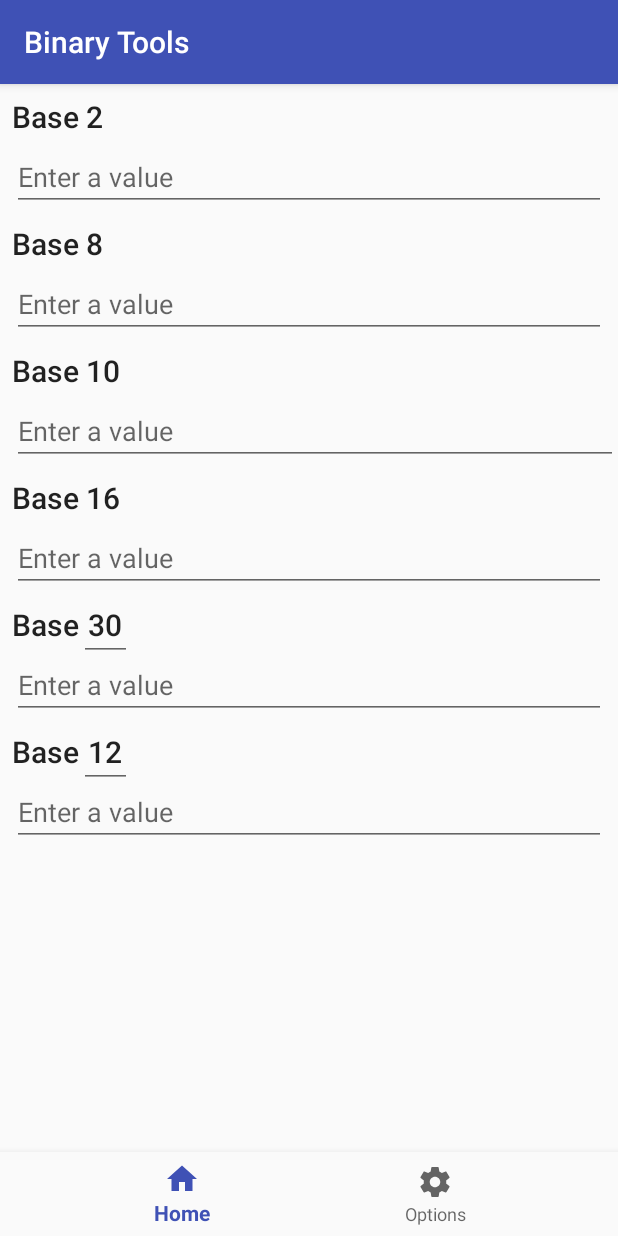
After one commit to daniel-stoneuk/BinaryTools, an Android app: the fragment HomeFragment placed in its activity, on a phone screen of 412 x 824 dp. The commit adds this screen. Run offline under Robolectric (Android 15) with nearby library versions, the phone set to English and light mode, and no system bars; our stand-ins replace ButterKnife, Timber.

Commit message:
Simple Base Conversion Complete

```diff
--- a/app/src/main/AndroidManifest.xml
+++ b/app/src/main/AndroidManifest.xml
@@ -11,7 +11,9 @@
         android:theme="@style/AppTheme">
         <activity
             android:name=".MainActivity"
-            android:label="@string/app_name">
+            android:label="@string/app_name"
+            android:windowSoftInputMode="adjustResize"
+            >
             <intent-filter>
                 <action android:name="android.intent.action.MAIN" />
 
--- /dev/null
+++ b/app/src/main/java/com/danielstone/binarytools/HomeFragment.java
@@ -0,0 +1,252 @@
+package com.danielstone.binarytools;
+
+import android.annotation.SuppressLint;
+import android.arch.lifecycle.Observer;
+import android.arch.lifecycle.ViewModelProviders;
+import android.content.Context;
+import android.os.Bundle;
+import android.support.annotation.Nullable;
+import android.support.design.widget.TextInputLayout;
+import android.support.v4.app.Fragment;
+import android.text.Editable;
+import android.text.TextWatcher;
+import android.view.LayoutInflater;
+import android.view.View;
+import android.view.ViewGroup;
+import android.widget.EditText;
+import android.widget.Toast;
+
+import com.danielstone.binarytools.viewmodel.HomeViewModel;
+
+import java.util.Random;
+
+import butterknife.BindView;
+import butterknife.ButterKnife;
+import butterknife.Unbinder;
+import timber.log.Timber;
+
+
+public class HomeFragment extends Fragment {
+
+    private OnFragmentIL mListener;
+
+    private HomeViewModel model;
+
+    @BindView(R.id.input_base_two)
+    TextInputLayout inputBaseTwo;
+    @BindView(R.id.input_base_eight)
+    TextInputLayout inputBaseEight;
+    @BindView(R.id.input_base_ten)
+    TextInputLayout inputBaseTen;
+    @BindView(R.id.input_base_sixteen)
+    TextInputLayout inputBaseSixteen;
+    @BindView(R.id.input_n1)
+    EditText inputN1;
+    @BindView(R.id.input_base_n1)
+    TextInputLayout inputBaseN1;
+    @BindView(R.id.input_n2)
+    EditText inputN2;
+    @BindView(R.id.input_base_n2)
+    TextInputLayout inputBaseN2;
+
+
+    private Unbinder unbinder;
+
+    public HomeFragment() {
+        // Required empty public constructor
+    }
+
+    public static HomeFragment newInstance() {
+        HomeFragment fragment = new HomeFragment();
+        Bundle args = new Bundle();
+        // no args
+        fragment.setArguments(args);
+        return fragment;
+    }
+
+    @Override
+    public void onCreate(Bundle savedInstanceState) {
+        super.onCreate(savedInstanceState);
+        if (getArguments() != null) {
+            // Get args
+        }
+
+        model = ViewModelProviders.of(getActivity()).get(HomeViewModel.class);
+
+    }
+
+    class MyObserver implements Observer<String> {
+
+        TextInputLayout textInputLayout;
+        int radix;
+
+        public MyObserver(TextInputLayout textInputLayout, int radix) {
+            this.textInputLayout = textInputLayout;
+            this.radix = radix;
+        }
+
+        @Override
+        public void onChanged(@Nullable String s) {
+            if (!textInputLayout.getEditText().isFocused()) {
+                textInputLayout.getEditText().removeTextChangedListener(textWatchers[radix]);
+                textInputLayout.setErrorEnabled(false);
+                textInputLayout.getEditText().setText(s);
+                textInputLayout.getEditText().addTextChangedListener(textWatchers[radix]);
+            }
+        }
+    }
+
+    class MyTextWatcher implements TextWatcher {
+
+        TextInputLayout textInputLayout;
+        int radix = 10;
+
+        public MyTextWatcher(TextInputLayout textInputLayout, int radix) {
+            this.textInputLayout = textInputLayout;
+            this.radix = radix;
+        }
+
+        @Override
+        public void beforeTextChanged(CharSequence s, int start, int count, int after) {
+
+        }
+
+        @Override
+        public void onTextChanged(CharSequence s, int start, int before, int count) {
+
+        }
+
+        @Override
+        public void afterTextChanged(Editable s) {
+            Timber.i("radix: " + radix + " s: " + s);
+            int radix = this.radix;
+            if (this.radix == 37) radix = model.getN1Base();
+            if (this.radix == 38) radix = model.getN2Base();
+            if (!s.toString().isEmpty()) {
+                if (!model.setNewValue(s.toString(), radix)) {
+                    textInputLayout.setError("Invalid Input");
+                } else {
+                    textInputLayout.setErrorEnabled(false);
+                }
+            } else {
+                textInputLayout.setErrorEnabled(false);
+            }
+        }
+    }
+
+    class CustomBaseWatcher implements TextWatcher {
+
+        EditText editText;
+        TextInputLayout inputLayout;
+        int n;
+
+        public CustomBaseWatcher(EditText editText, TextInputLayout inputLayout, int n) {
+            this.editText = editText;
+            this.inputLayout = inputLayout;
+            this.n = n;
+        }
+
+        @Override
+        public void beforeTextChanged(CharSequence s, int start, int count, int after) {
+
+        }
+
+        @Override
+        public void onTextChanged(CharSequence s, int start, int before, int count) {
+
+        }
+
+        @SuppressLint("SetTextI18n")
+        @Override
+        public void afterTextChanged(Editable s) {
+            try {
+                int i = Integer.parseInt(s.toString());
+                if (i > 36) {
+                    editText.setText(Integer.toString(36));
+                    editText.selectAll();
+                } else if (i < 2) {
+                    inputLayout.setEnabled(false);
+                }
+            } catch (Exception e) {
+                Random random = new Random();
+                editText.setText(Integer.toString(random.nextInt(34) + 2));
+                editText.selectAll();
+            }
+            int radix = Integer.parseInt(editText.getText().toString());
+            if (n == 1) {
+                model.setN1Base(radix);
+                model.setNewValue(inputBaseTen.getEditText().getText().toString(), 10);
+            } else {
+                model.setN2Base(radix);
+                model.setNewValue(inputBaseTen.getEditText().getText().toString(), 10);
+            }
+            if (radix > 1) inputLayout.setEnabled(true);
+
+        }
+    }
+
+    MyTextWatcher[] textWatchers = new MyTextWatcher[39]; // 37 & 38 reserved for n1, n2
+
+    @Override
+    public View onCreateView(LayoutInflater inflater, ViewGroup container,
+                             Bundle savedInstanceState) {
+        // Inflate the layout for this fragment
+        View root = inflater.inflate(R.layout.fragment_home, container, false);
+
+        unbinder = ButterKnife.bind(this, root);
+
+        textWatchers[2] = new MyTextWatcher(inputBaseTwo, 2);
+        textWatchers[8] = new MyTextWatcher(inputBaseEight, 8);
+        textWatchers[10] = new MyTextWatcher(inputBaseTen, 10);
+        textWatchers[16] = new MyTextWatcher(inputBaseSixteen, 16);
+        textWatchers[37] = new MyTextWatcher(inputBaseN1, 37);
+        textWatchers[38] = new MyTextWatcher(inputBaseN2, 38);
+
+        inputBaseTwo.getEditText().addTextChangedListener(textWatchers[2]);
+        inputBaseEight.getEditText().addTextChangedListener(textWatchers[8]);
+        inputBaseTen.getEditText().addTextChangedListener(textWatchers[10]);
+        inputBaseSixteen.getEditText().addTextChangedListener(textWatchers[16]);
+
+        inputN1.addTextChangedListener(new CustomBaseWatcher(inputN1, inputBaseN1, 1));
+        inputBaseN1.getEditText().addTextChangedListener(textWatchers[37]);
+        inputN2.addTextChangedListener(new CustomBaseWatcher(inputN2, inputBaseN2, 2));
+        inputBaseN2.getEditText().addTextChangedListener(textWatchers[38]);
+
+
+        model.getBaseTwo().observe(this, new MyObserver(inputBaseTwo, 2));
+        model.getBaseEight().observe(this, new MyObserver(inputBaseEight, 8));
+        model.getBaseTen().observe(this, new MyObserver(inputBaseTen, 10));
+        model.getBaseSixteen().observe(this, new MyObserver(inputBaseSixteen, 16));
+        model.getBaseN1().observe(this, new MyObserver(inputBaseN1, 37));
+        model.getBaseN2().observe(this, new MyObserver(inputBaseN2, 38));
+
+        return root;
+    }
+
+
+    @Override
+    public void onAttach(Context context) {
+        super.onAttach(context);
+        if (context instanceof OnFragmentIL) {
+            mListener = (OnFragmentIL) context;
+        } else {
+            throw new RuntimeException(context.toString()
+                    + " must implement OnFragmentIL");
+        }
+    }
+
+    @Override
+    public void onDetach() {
+        super.onDetach();
+        mListener = null;
+    }
+
+    @Override
+    public void onDestroyView() {
+        super.onDestroyView();
+        unbinder.unbind();
+    }
+
+    public interface OnFragmentIL {
+    }
+}
--- /dev/null
+++ b/app/src/main/java/com/danielstone/binarytools/viewmodel/HomeViewModel.java
@@ -0,0 +1,80 @@
+package com.danielstone.binarytools.viewmodel;
+
+import android.arch.lifecycle.LiveData;
+import android.arch.lifecycle.MutableLiveData;
+import android.arch.lifecycle.ViewModel;
+
+/**
+ * Created by danielstone on 28/12/2017.
+ */
+
+public class HomeViewModel extends ViewModel {
+
+    private final MutableLiveData<String> baseTwo = new MutableLiveData<>();
+    private final MutableLiveData<String> baseEight = new MutableLiveData<>();
+    private final MutableLiveData<String> baseTen = new MutableLiveData<>();
+    private final MutableLiveData<String> baseSixteen = new MutableLiveData<>();
+    private final MutableLiveData<String> baseN1 = new MutableLiveData<>();
+    private final MutableLiveData<String> baseN2 = new MutableLiveData<>();
+
+    private int n1Base = 30;
+    private int n2Base = 12;
+
+    public void setN1Base(int base) {
+        n1Base = base;
+    }
+
+    public void setN2Base(int base) {
+        n2Base = base;
+    }
+
+    public boolean setNewValue(String s, int radix) {
+        try {
+            Long l = Long.parseLong(s, radix);
+//            if (radix != 2) baseTwo.setValue(Long.toString(l, 2));
+            baseTwo.setValue(Long.toString(l, 2));
+            baseEight.setValue(Long.toString(l, 8));
+            baseTen.setValue(Long.toString(l, 10));
+            baseSixteen.setValue(Long.toString(l, 16).toUpperCase());
+            baseN1.setValue(Long.toString(l, n1Base).toUpperCase());
+            baseN2.setValue(Long.toString(l, n2Base).toUpperCase());
+            return true;
+
+        } catch (Exception e) {
+            return false;
+        }
+
+    }
+
+    public LiveData<String> getBaseTwo() {
+        return baseTwo;
+    }
+
+    public LiveData<String> getBaseEight() {
+        return baseEight;
+    }
+
+    public LiveData<String> getBaseTen() {
+        return baseTen;
+    }
+
+    public LiveData<String> getBaseSixteen() {
+        return baseSixteen;
+    }
+
+    public LiveData<String> getBaseN1() {
+        return baseN1;
+    }
+
+    public LiveData<String> getBaseN2() {
+        return baseN2;
+    }
+
+    public int getN1Base() {
+        return n1Base;
+    }
+
+    public int getN2Base() {
+        return n2Base;
+    }
+}
--- a/app/src/main/res/drawable/ic_home_black_24dp.xml
+++ b/app/src/main/res/drawable/ic_home_black_24dp.xml
@@ -1,9 +1,9 @@
 <vector xmlns:android="http://schemas.android.com/apk/res/android"
-    android:width="24dp"
-    android:height="24dp"
-    android:viewportHeight="24.0"
-    android:viewportWidth="24.0">
+        android:width="24dp"
+        android:height="24dp"
+        android:viewportWidth="24.0"
+        android:viewportHeight="24.0">
     <path
         android:fillColor="#FF000000"
-        android:pathData="M10,20v-6h4v6h5v-8h3L12,3 2,12h3v8z" />
+        android:pathData="M10,20v-6h4v6h5v-8h3L12,3 2,12h3v8z"/>
 </vector>
--- /dev/null
+++ b/app/src/main/res/drawable/ic_settings_black_24dp.xml
@@ -0,0 +1,9 @@
+<vector xmlns:android="http://schemas.android.com/apk/res/android"
+        android:width="24dp"
+        android:height="24dp"
+        android:viewportWidth="24.0"
+        android:viewportHeight="24.0">
+    <path
+        android:fillColor="#FF000000"
+        android:pathData="M19.43,12.98c0.04,-0.32 0.07,-0.64 0.07,-0.98s-0.03,-0.66 -0.07,-0.98l2.11,-1.65c0.19,-0.15 0.24,-0.42 0.12,-0.64l-2,-3.46c-0.12,-0.22 -0.39,-0.3 -0.61,-0.22l-2.49,1c-0.52,-0.4 -1.08,-0.73 -1.69,-0.98l-0.38,-2.65C14.46,2.18 14.25,2 14,2h-4c-0.25,0 -0.46,0.18 -0.49,0.42l-0.38,2.65c-0.61,0.25 -1.17,0.59 -1.69,0.98l-2.49,-1c-0.23,-0.09 -0.49,0 -0.61,0.22l-2,3.46c-0.13,0.22 -0.07,0.49 0.12,0.64l2.11,1.65c-0.04,0.32 -0.07,0.65 -0.07,0.98s0.03,0.66 0.07,0.98l-2.11,1.65c-0.19,0.15 -0.24,0.42 -0.12,0.64l2,3.46c0.12,0.22 0.39,0.3 0.61,0.22l2.49,-1c0.52,0.4 1.08,0.73 1.69,0.98l0.38,2.65c0.03,0.24 0.24,0.42 0.49,0.42h4c0.25,0 0.46,-0.18 0.49,-0.42l0.38,-2.65c0.61,-0.25 1.17,-0.59 1.69,-0.98l2.49,1c0.23,0.09 0.49,0 0.61,-0.22l2,-3.46c0.12,-0.22 0.07,-0.49 -0.12,-0.64l-2.11,-1.65zM12,15.5c-1.93,0 -3.5,-1.57 -3.5,-3.5s1.57,-3.5 3.5,-3.5 3.5,1.57 3.5,3.5 -1.57,3.5 -3.5,3.5z"/>
+</vector>
--- a/app/src/main/res/layout/activity_main.xml
+++ b/app/src/main/res/layout/activity_main.xml
@@ -7,16 +7,14 @@
     android:layout_height="match_parent"
     tools:context="com.danielstone.binarytools.MainActivity">
 
-    <TextView
-        android:id="@+id/message"
-        android:layout_width="wrap_content"
-        android:layout_height="wrap_content"
-        android:layout_marginLeft="@dimen/activity_horizontal_margin"
-        android:layout_marginStart="@dimen/activity_horizontal_margin"
-        android:layout_marginTop="@dimen/activity_vertical_margin"
-        android:text="@string/title_home"
-        app:layout_constraintLeft_toLeftOf="parent"
-        app:layout_constraintTop_toTopOf="parent" />
+    <FrameLayout
+        android:id="@+id/mainactivity_container"
+        android:layout_width="0dp"
+        android:layout_height="0dp"
+        app:layout_constraintBottom_toTopOf="@+id/navigation"
+        app:layout_constraintEnd_toEndOf="parent"
+        app:layout_constraintStart_toStartOf="parent"
+        app:layout_constraintTop_toTopOf="parent"/>
 
     <android.support.design.widget.BottomNavigationView
         android:id="@+id/navigation"
--- /dev/null
+++ b/app/src/main/res/layout/fragment_home.xml
@@ -0,0 +1,232 @@
+<ScrollView xmlns:android="http://schemas.android.com/apk/res/android"
+    xmlns:app="http://schemas.android.com/apk/res-auto"
+    xmlns:tools="http://schemas.android.com/tools"
+    android:layout_width="match_parent"
+    android:layout_height="match_parent"
+    tools:context="com.danielstone.binarytools.HomeFragment">
+
+    <android.support.constraint.ConstraintLayout
+        android:layout_width="match_parent"
+        android:layout_height="match_parent">
+
+        <TextView
+            android:id="@+id/textView"
+            android:layout_width="wrap_content"
+            android:layout_height="23dp"
+            android:layout_marginStart="8dp"
+            android:layout_marginTop="8dp"
+            android:text="Base 2"
+            android:textAppearance="@style/TextAppearance.AppCompat.Title"
+            app:layout_constraintStart_toStartOf="parent"
+            app:layout_constraintTop_toTopOf="parent" />
+
+        <android.support.design.widget.TextInputLayout
+            android:id="@+id/input_base_two"
+            android:layout_width="match_parent"
+            android:layout_height="wrap_content"
+            android:layout_marginEnd="8dp"
+            android:layout_marginStart="8dp"
+            android:layout_marginTop="8dp"
+            app:hintEnabled="false"
+            app:layout_constraintEnd_toEndOf="parent"
+            app:layout_constraintStart_toStartOf="parent"
+            app:layout_constraintTop_toBottomOf="@+id/textView">
+
+            <android.support.design.widget.TextInputEditText
+                android:layout_width="match_parent"
+                android:layout_height="wrap_content"
+                android:inputType="numberDecimal"
+                android:selectAllOnFocus="true"
+                android:singleLine="true"
+                android:hint="@string/frament_home_hint" />
+        </android.support.design.widget.TextInputLayout>
+
+        <TextView
+            android:id="@+id/textView2"
+            android:layout_width="wrap_content"
+            android:layout_height="23dp"
+            android:layout_marginStart="8dp"
+            android:layout_marginTop="8dp"
+            android:text="Base 8"
+            android:textAppearance="@style/TextAppearance.AppCompat.Title"
+            app:layout_constraintStart_toStartOf="parent"
+            app:layout_constraintTop_toBottomOf="@+id/input_base_two" />
+
+        <android.support.design.widget.TextInputLayout
+            android:id="@+id/input_base_eight"
+            android:layout_width="match_parent"
+            android:layout_height="wrap_content"
+            android:layout_marginEnd="8dp"
+            android:layout_marginStart="8dp"
+            android:layout_marginTop="8dp"
+            app:hintEnabled="false"
+            app:layout_constraintEnd_toEndOf="parent"
+            app:layout_constraintStart_toStartOf="parent"
+            app:layout_constraintTop_toBottomOf="@+id/textView2">
+
+            <android.support.design.widget.TextInputEditText
+                android:layout_width="match_parent"
+                android:layout_height="wrap_content"
+                android:inputType="numberDecimal"
+                android:selectAllOnFocus="true"
+                android:singleLine="true"
+                android:hint="@string/frament_home_hint" />
+        </android.support.design.widget.TextInputLayout>
+
+        <TextView
+            android:id="@+id/textView4"
+            android:layout_width="wrap_content"
+            android:layout_height="23dp"
+            android:layout_marginStart="8dp"
+            android:layout_marginTop="8dp"
+            android:text="Base 10"
+            android:textAppearance="@style/TextAppearance.AppCompat.Title"
+            app:layout_constraintStart_toStartOf="parent"
+            app:layout_constraintTop_toBottomOf="@+id/input_base_eight" />
+
+        <android.support.design.widget.TextInputLayout
+            android:id="@+id/input_base_ten"
+            android:layout_width="match_parent"
+            android:layout_height="wrap_content"
+            android:layout_marginStart="8dp"
+            android:layout_marginTop="8dp"
+            app:hintEnabled="false"
+            app:layout_constraintStart_toStartOf="parent"
+            app:layout_constraintTop_toBottomOf="@+id/textView4">
+
+            <android.support.design.widget.TextInputEditText
+                android:layout_width="match_parent"
+                android:layout_height="wrap_content"
+                android:inputType="numberDecimal"
+                android:selectAllOnFocus="true"
+                android:singleLine="true"
+                android:hint="@string/frament_home_hint" />
+        </android.support.design.widget.TextInputLayout>
+
+        <TextView
+            android:id="@+id/textView5"
+            android:layout_width="wrap_content"
+            android:layout_height="23dp"
+            android:layout_marginStart="8dp"
+            android:layout_marginTop="8dp"
+            android:text="Base 16"
+            android:textAppearance="@style/TextAppearance.AppCompat.Title"
+            app:layout_constraintStart_toStartOf="parent"
+            app:layout_constraintTop_toBottomOf="@+id/input_base_ten" />
+
+        <android.support.design.widget.TextInputLayout
+            android:id="@+id/input_base_sixteen"
+            android:layout_width="match_parent"
+            android:layout_height="wrap_content"
+            android:layout_marginEnd="8dp"
+            android:layout_marginStart="8dp"
+            android:layout_marginTop="8dp"
+            app:hintEnabled="false"
+            app:layout_constraintEnd_toEndOf="parent"
+            app:layout_constraintStart_toStartOf="parent"
+            app:layout_constraintTop_toBottomOf="@+id/textView5">
+
+            <android.support.design.widget.TextInputEditText
+                android:layout_width="match_parent"
+                android:layout_height="wrap_content"
+                android:inputType="text|textCapCharacters"
+                android:selectAllOnFocus="true"
+                android:singleLine="true"
+                android:hint="@string/frament_home_hint" />
+        </android.support.design.widget.TextInputLayout>
+
+        <TextView
+            android:id="@+id/textView6"
+            android:layout_width="wrap_content"
+            android:layout_height="23dp"
+            android:layout_marginStart="8dp"
+            android:layout_marginTop="8dp"
+            android:text="Base"
+            android:textAppearance="@style/TextAppearance.AppCompat.Title"
+            app:layout_constraintStart_toStartOf="parent"
+            app:layout_constraintTop_toBottomOf="@+id/input_base_sixteen" />
+
+        <EditText
+            android:id="@+id/input_n1"
+            android:layout_width="35dp"
+            android:layout_height="wrap_content"
+            android:ems="10"
+            android:gravity="center"
+            android:inputType="textPersonName|textPostalAddress|number"
+            android:selectAllOnFocus="true"
+            android:singleLine="true"
+            android:text="30"
+            android:textAppearance="@style/TextAppearance.AppCompat.Title"
+            app:layout_constraintBaseline_toBaselineOf="@+id/textView6"
+            app:layout_constraintStart_toEndOf="@+id/textView6" />
+
+        <android.support.design.widget.TextInputLayout
+            android:id="@+id/input_base_n1"
+            android:layout_width="match_parent"
+            android:layout_height="wrap_content"
+            android:layout_marginEnd="8dp"
+            android:layout_marginStart="8dp"
+            android:layout_marginTop="8dp"
+            app:hintEnabled="false"
+            app:layout_constraintEnd_toEndOf="parent"
+            app:layout_constraintHorizontal_bias="0.0"
+            app:layout_constraintStart_toStartOf="parent"
+            app:layout_constraintTop_toBottomOf="@+id/textView6">
+
+            <android.support.design.widget.TextInputEditText
+                android:layout_width="match_parent"
+                android:layout_height="wrap_content"
+                android:inputType="text|textCapCharacters"
+                android:selectAllOnFocus="true"
+                android:singleLine="true"
+                android:hint="@string/frament_home_hint" />
+        </android.support.design.widget.TextInputLayout>
+
+        <TextView
+            android:id="@+id/textView8"
+            android:layout_width="wrap_content"
+            android:layout_height="23dp"
+            android:layout_marginStart="8dp"
+            android:layout_marginTop="8dp"
+            android:text="Base"
+            android:textAppearance="@style/TextAppearance.AppCompat.Title"
+            app:layout_constraintStart_toStartOf="parent"
+            app:layout_constraintTop_toBottomOf="@+id/input_base_n1" />
+
+        <EditText
+            android:id="@+id/input_n2"
+            android:layout_width="35dp"
+            android:layout_height="wrap_content"
+            android:ems="10"
+            android:gravity="center"
+            android:inputType="number"
+            android:selectAllOnFocus="true"
+            android:singleLine="true"
+            android:text="12"
+            android:textAppearance="@style/TextAppearance.AppCompat.Title"
+            app:layout_constraintBaseline_toBaselineOf="@+id/textView8"
+            app:layout_constraintStart_toEndOf="@+id/textView8" />
+
+        <android.support.design.widget.TextInputLayout
+            android:id="@+id/input_base_n2"
+            android:layout_width="match_parent"
+            android:layout_height="wrap_content"
+            android:layout_marginEnd="8dp"
+            android:layout_marginStart="8dp"
+            android:layout_marginTop="8dp"
+            app:hintEnabled="false"
+            app:layout_constraintEnd_toEndOf="parent"
+            app:layout_constraintStart_toStartOf="parent"
+            app:layout_constraintTop_toBottomOf="@+id/textView8">
+
+            <android.support.design.widget.TextInputEditText
+                android:layout_width="match_parent"
+                android:layout_height="wrap_content"
+                android:hint="@string/frament_home_hint"
+                android:inputType="text|textCapCharacters"
+                android:selectAllOnFocus="true"
+                android:singleLine="true" />
+        </android.support.design.widget.TextInputLayout>
+
+    </android.support.constraint.ConstraintLayout>
+</ScrollView>
--- a/app/src/main/res/menu/navigation.xml
+++ b/app/src/main/res/menu/navigation.xml
@@ -7,13 +7,7 @@
         android:title="@string/title_home" />
 
     <item
-        android:id="@+id/navigation_dashboard"
-        android:icon="@drawable/ic_dashboard_black_24dp"
-        android:title="@string/title_dashboard" />
-
-    <item
-        android:id="@+id/navigation_notifications"
-        android:icon="@drawable/ic_notifications_black_24dp"
-        android:title="@string/title_notifications" />
-
+        android:id="@+id/navigation_settings"
+        android:icon="@drawable/ic_settings_black_24dp"
+        android:title="@string/title_settings" />
 </menu>
--- a/app/src/main/res/values/strings.xml
+++ b/app/src/main/res/values/strings.xml
@@ -1,6 +1,9 @@
 <resources>
-    <string name="app_name">BinaryTools</string>
+    <string name="app_name">Binary Tools</string>
     <string name="title_home">Home</string>
-    <string name="title_dashboard">Dashboard</string>
-    <string name="title_notifications">Notifications</string>
+    <string name="title_settings">Options</string>
+
+    <!-- TODO: Remove or change this placeholder text -->
+    <string name="hello_blank_fragment">Hello blank fragment</string>
+    <string name="frament_home_hint">Enter a value</string>
 </resources>
```
Also changed, not shown: app/build.gradle (+14 -4 lines), app/src/main/java/com/danielstone/binarytools/BinaryTools.java (added, +22 -0 lines), app/src/main/java/com/danielstone/binarytools/MainActivity.java (+18 -16 lines), 2 other files.
